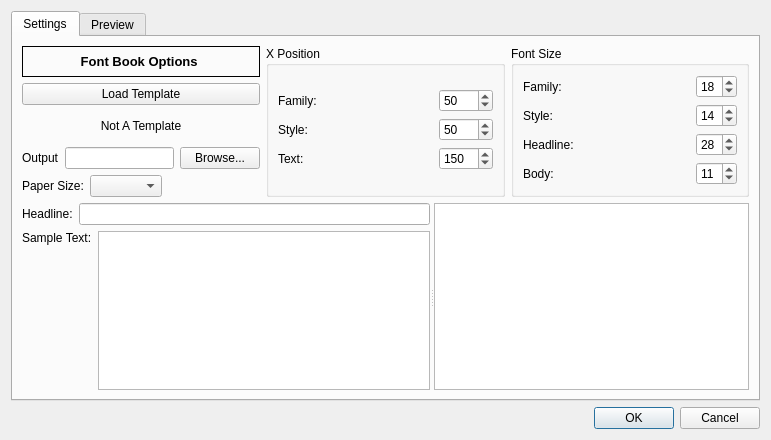
Old version of the form src/bookexport.ui in the repository fontmatrix/fontmatrix.
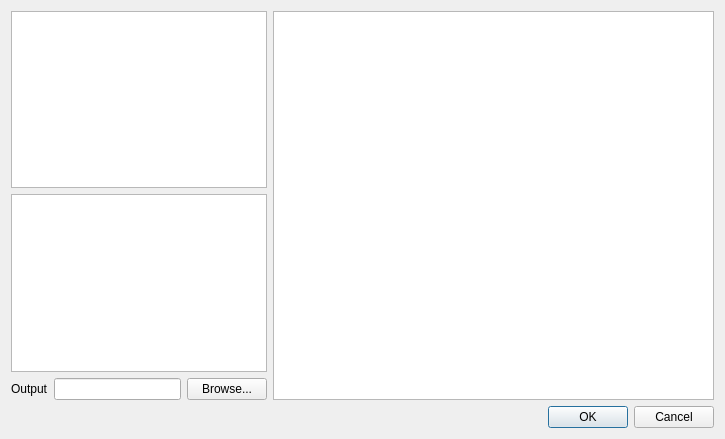
New version of the form.

Commit message: Switched fontbook generation to a template-based system

```diff
--- a/src/bookexport.ui
+++ b/src/bookexport.ui
@@ -5,8 +5,8 @@
    <rect>
     <x>0</x>
     <y>0</y>
-    <width>771</width>
-    <height>440</height>
+    <width>725</width>
+    <height>439</height>
    </rect>
   </property>
   <property name="windowTitle" >
@@ -14,437 +14,63 @@
   </property>
   <layout class="QGridLayout" >
    <item row="0" column="0" >
-    <widget class="QTabWidget" name="tabWidget" >
-     <property name="currentIndex" >
-      <number>0</number>
-     </property>
-     <widget class="QWidget" name="tab" >
-      <attribute name="title" >
-       <string>Settings</string>
-      </attribute>
-      <layout class="QGridLayout" >
-       <item row="0" column="0" >
+    <layout class="QHBoxLayout" >
+     <item>
+      <layout class="QVBoxLayout" >
+       <item>
+        <widget class="QListWidget" name="templatesList" >
+         <property name="sizePolicy" >
+          <sizepolicy vsizetype="Expanding" hsizetype="Expanding" >
+           <horstretch>1</horstretch>
+           <verstretch>0</verstretch>
+          </sizepolicy>
+         </property>
+        </widget>
+       </item>
+       <item>
+        <widget class="QListWidget" name="selectedFontsList" >
+         <property name="sizePolicy" >
+          <sizepolicy vsizetype="Expanding" hsizetype="Expanding" >
+           <horstretch>1</horstretch>
+           <verstretch>0</verstretch>
+          </sizepolicy>
+         </property>
+        </widget>
+       </item>
+       <item>
         <layout class="QHBoxLayout" >
          <item>
-          <layout class="QVBoxLayout" >
-           <item>
-            <widget class="QLabel" name="label_6" >
-             <property name="font" >
-              <font>
-               <pointsize>10</pointsize>
-               <weight>75</weight>
-               <bold>true</bold>
-              </font>
-             </property>
-             <property name="autoFillBackground" >
-              <bool>false</bool>
-             </property>
-             <property name="frameShape" >
-              <enum>QFrame::Box</enum>
-             </property>
-             <property name="text" >
-              <string>Font Book Options </string>
-             </property>
-             <property name="alignment" >
-              <set>Qt::AlignCenter</set>
-             </property>
-            </widget>
-           </item>
-           <item>
-            <widget class="QPushButton" name="loadTemplateButton" >
-             <property name="text" >
-              <string>Load Template</string>
-             </property>
-            </widget>
-           </item>
-           <item>
-            <widget class="QLabel" name="templateLabel" >
-             <property name="text" >
-              <string>Not A Template</string>
-             </property>
-             <property name="alignment" >
-              <set>Qt::AlignCenter</set>
-             </property>
-            </widget>
-           </item>
-           <item>
-            <layout class="QHBoxLayout" >
-             <item>
-              <widget class="QLabel" name="label" >
-               <property name="text" >
-                <string>Output</string>
-               </property>
-              </widget>
-             </item>
-             <item>
-              <widget class="QLineEdit" name="fileNameEdit" />
-             </item>
-             <item>
-              <widget class="QPushButton" name="fileNameButton" >
-               <property name="text" >
-                <string>Browse...</string>
-               </property>
-              </widget>
-             </item>
-            </layout>
-           </item>
-           <item>
-            <layout class="QHBoxLayout" >
-             <item>
-              <widget class="QLabel" name="label_2" >
-               <property name="text" >
-                <string>Paper Size:</string>
-               </property>
-              </widget>
-             </item>
-             <item>
-              <widget class="QComboBox" name="paperSizeCombo" />
-             </item>
-             <item>
-              <spacer>
-               <property name="orientation" >
-                <enum>Qt::Horizontal</enum>
-               </property>
-               <property name="sizeHint" >
-                <size>
-                 <width>40</width>
-                 <height>20</height>
-                </size>
-               </property>
-              </spacer>
-             </item>
-            </layout>
-           </item>
-          </layout>
-         </item>
-         <item>
-          <widget class="QGroupBox" name="groupBox" >
-           <property name="title" >
-            <string>X Position</string>
+          <widget class="QLabel" name="label" >
+           <property name="text" >
+            <string>Output</string>
            </property>
-           <layout class="QGridLayout" >
-            <item row="0" column="0" >
-             <layout class="QVBoxLayout" >
-              <item>
-               <layout class="QHBoxLayout" >
-                <item>
-                 <widget class="QLabel" name="label_3" >
-                  <property name="text" >
-                   <string>Family:</string>
-                  </property>
-                 </widget>
-                </item>
-                <item>
-                 <spacer>
-                  <property name="orientation" >
-                   <enum>Qt::Horizontal</enum>
-                  </property>
-                  <property name="sizeHint" >
-                   <size>
-                    <width>16</width>
-                    <height>20</height>
-                   </size>
-                  </property>
-                 </spacer>
-                </item>
-                <item>
-                 <widget class="QSpinBox" name="familySpinBox" >
-                  <property name="maximum" >
-                   <number>1000</number>
-                  </property>
-                  <property name="value" >
-                   <number>50</number>
-                  </property>
-                 </widget>
-                </item>
-               </layout>
-              </item>
-              <item>
-               <layout class="QHBoxLayout" >
-                <item>
-                 <widget class="QLabel" name="label_4" >
-                  <property name="text" >
-                   <string>Style:</string>
-                  </property>
-                 </widget>
-                </item>
-                <item>
-                 <spacer>
-                  <property name="orientation" >
-                   <enum>Qt::Horizontal</enum>
-                  </property>
-                  <property name="sizeHint" >
-                   <size>
-                    <width>21</width>
-                    <height>20</height>
-                   </size>
-                  </property>
-                 </spacer>
-                </item>
-                <item>
-                 <widget class="QSpinBox" name="styleSpinBox" >
-                  <property name="maximum" >
-                   <number>1000</number>
-                  </property>
-                  <property name="value" >
-                   <number>50</number>
-                  </property>
-                 </widget>
-                </item>
-               </layout>
-              </item>
-              <item>
-               <layout class="QHBoxLayout" >
-                <item>
-                 <widget class="QLabel" name="label_5" >
-                  <property name="text" >
-                   <string>Text:</string>
-                  </property>
-                 </widget>
-                </item>
-                <item>
-                 <spacer>
-                  <property name="orientation" >
-                   <enum>Qt::Horizontal</enum>
-                  </property>
-                  <property name="sizeHint" >
-                   <size>
-                    <width>21</width>
-                    <height>20</height>
-                   </size>
-                  </property>
-                 </spacer>
-                </item>
-                <item>
-                 <widget class="QSpinBox" name="sampleSpinBox" >
-                  <property name="maximum" >
-                   <number>1000</number>
-                  </property>
-                  <property name="value" >
-                   <number>150</number>
-                  </property>
-                 </widget>
-                </item>
-               </layout>
-              </item>
-             </layout>
-            </item>
-           </layout>
           </widget>
          </item>
          <item>
-          <widget class="QGroupBox" name="groupBox_2" >
-           <property name="title" >
-            <string>Font Size</string>
+          <widget class="QLineEdit" name="fileNameEdit" />
+         </item>
+         <item>
+          <widget class="QPushButton" name="fileNameButton" >
+           <property name="text" >
+            <string>Browse...</string>
            </property>
-           <layout class="QGridLayout" >
-            <item row="0" column="0" >
-             <layout class="QVBoxLayout" >
-              <item>
-               <layout class="QHBoxLayout" >
-                <item>
-                 <widget class="QLabel" name="label_7" >
-                  <property name="text" >
-                   <string>Family:</string>
-                  </property>
-                 </widget>
-                </item>
-                <item>
-                 <spacer>
-                  <property name="orientation" >
-                   <enum>Qt::Horizontal</enum>
-                  </property>
-                  <property name="sizeHint" >
-                   <size>
-                    <width>21</width>
-                    <height>20</height>
-                   </size>
-                  </property>
-                 </spacer>
-                </item>
-                <item>
-                 <widget class="QSpinBox" name="familyFontSizeSpin" >
-                  <property name="value" >
-                   <number>18</number>
-                  </property>
-                 </widget>
-                </item>
-               </layout>
-              </item>
-              <item>
-               <layout class="QHBoxLayout" >
-                <item>
-                 <widget class="QLabel" name="label_8" >
-                  <property name="text" >
-                   <string>Style:</string>
-                  </property>
-                 </widget>
-                </item>
-                <item>
-                 <spacer>
-                  <property name="orientation" >
-                   <enum>Qt::Horizontal</enum>
-                  </property>
-                  <property name="sizeHint" >
-                   <size>
-                    <width>21</width>
-                    <height>20</height>
-                   </size>
-                  </property>
-                 </spacer>
-                </item>
-                <item>
-                 <widget class="QSpinBox" name="styleFontSizeSpin" >
-                  <property name="value" >
-                   <number>14</number>
-                  </property>
-                 </widget>
-                </item>
-               </layout>
-              </item>
-              <item>
-               <layout class="QHBoxLayout" >
-                <item>
-                 <widget class="QLabel" name="label_9" >
-                  <property name="text" >
-                   <string>Headline:</string>
-                  </property>
-                 </widget>
-                </item>
-                <item>
-                 <spacer>
-                  <property name="orientation" >
-                   <enum>Qt::Horizontal</enum>
-                  </property>
-                  <property name="sizeHint" >
-                   <size>
-                    <width>21</width>
-                    <height>20</height>
-                   </size>
-                  </property>
-                 </spacer>
-                </item>
-                <item>
-                 <widget class="QSpinBox" name="headlineFontSizeSpin" >
-                  <property name="value" >
-                   <number>28</number>
-                  </property>
-                 </widget>
-                </item>
-               </layout>
-              </item>
-              <item>
-               <layout class="QHBoxLayout" >
-                <item>
-                 <widget class="QLabel" name="label_10" >
-                  <property name="text" >
-                   <string>Body:</string>
-                  </property>
-                 </widget>
-                </item>
-                <item>
-                 <spacer>
-                  <property name="orientation" >
-                   <enum>Qt::Horizontal</enum>
-                  </property>
-                  <property name="sizeHint" >
-                   <size>
-                    <width>40</width>
-                    <height>20</height>
-                   </size>
-                  </property>
-                 </spacer>
-                </item>
-                <item>
-                 <widget class="QSpinBox" name="bodyFontSizeSpin" >
-                  <property name="value" >
-                   <number>11</number>
-                  </property>
-                 </widget>
-                </item>
-               </layout>
-              </item>
-             </layout>
-            </item>
-           </layout>
           </widget>
          </item>
         </layout>
        </item>
-       <item row="1" column="0" >
-        <widget class="QSplitter" name="splitter" >
-         <property name="orientation" >
-          <enum>Qt::Horizontal</enum>
-         </property>
-         <widget class="QWidget" name="layoutWidget" >
-          <layout class="QVBoxLayout" >
-           <item>
-            <layout class="QHBoxLayout" >
-             <item>
-              <widget class="QLabel" name="label_11" >
-               <property name="text" >
-                <string>Headline:</string>
-               </property>
-              </widget>
-             </item>
-             <item>
-              <widget class="QLineEdit" name="sampleHeadline" />
-             </item>
-            </layout>
-           </item>
-           <item>
-            <layout class="QHBoxLayout" >
-             <item>
-              <layout class="QVBoxLayout" >
-               <item>
-                <widget class="QLabel" name="label_12" >
-                 <property name="text" >
-                  <string>Sample Text:</string>
-                 </property>
-                </widget>
-               </item>
-               <item>
-                <spacer>
-                 <property name="orientation" >
-                  <enum>Qt::Vertical</enum>
-                 </property>
-                 <property name="sizeHint" >
-                  <size>
-                   <width>20</width>
-                   <height>40</height>
-                  </size>
-                 </property>
-                </spacer>
-               </item>
-              </layout>
-             </item>
-             <item>
-              <widget class="QTextEdit" name="sampleTextEdit" />
-             </item>
-            </layout>
-           </item>
-          </layout>
-         </widget>
-         <widget class="QListWidget" name="selectedFontsList" />
-        </widget>
-       </item>
       </layout>
-     </widget>
-     <widget class="QWidget" name="tab_2" >
-      <attribute name="title" >
-       <string>Preview</string>
-      </attribute>
-      <layout class="QGridLayout" >
-       <item row="0" column="0" >
-        <widget class="QGraphicsView" name="preView" >
-         <property name="focusPolicy" >
-          <enum>Qt::NoFocus</enum>
-         </property>
-        </widget>
-       </item>
-      </layout>
-     </widget>
-    </widget>
+     </item>
+     <item>
+      <widget class="QGraphicsView" name="templatePreview" >
+       <property name="sizePolicy" >
+        <sizepolicy vsizetype="Expanding" hsizetype="Expanding" >
+         <horstretch>2</horstretch>
+         <verstretch>0</verstretch>
+        </sizepolicy>
+       </property>
+      </widget>
+     </item>
+    </layout>
    </item>
    <item row="1" column="0" >
     <widget class="QDialogButtonBox" name="okButton" >
```
The commit also changes 6 other files.
